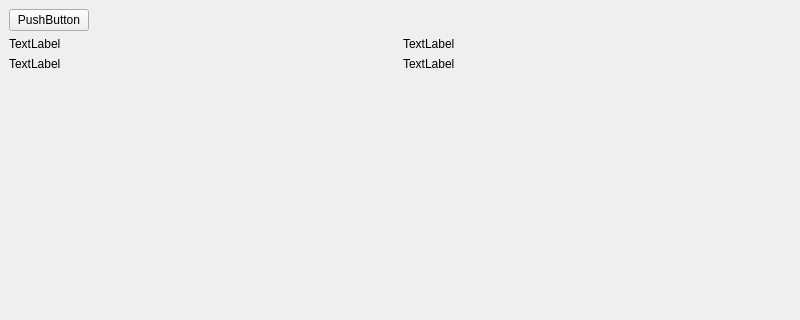
First picture: the form in mainwindow.ui, repository horvathzoltan/instest2_mvp, before the edit; both pictures show x 0 to 800 and y 0 to 320 of the 800 by 600 pixel window.
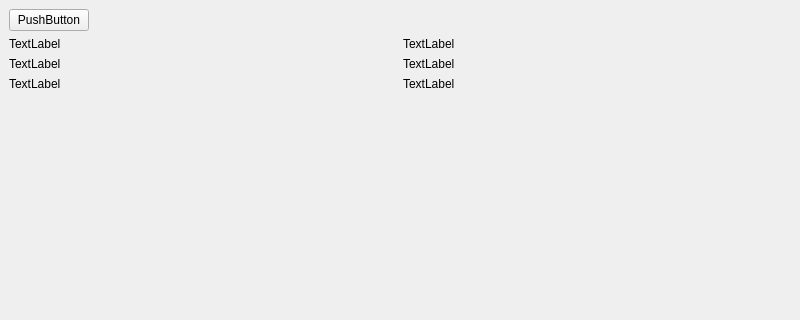
Second picture: the form after the edit.

The edit to the form file:
```diff
--- a/mainwindow.ui
+++ b/mainwindow.ui
@@ -77,6 +77,24 @@
         </item>
        </layout>
       </item>
+      <item>
+       <layout class="QHBoxLayout" name="horizontalLayout_5">
+        <item>
+         <widget class="QLabel" name="label_3_L">
+          <property name="text">
+           <string>TextLabel</string>
+          </property>
+         </widget>
+        </item>
+        <item>
+         <widget class="QLabel" name="label_3_R">
+          <property name="text">
+           <string>TextLabel</string>
+          </property>
+         </widget>
+        </item>
+       </layout>
+      </item>
       <item>
        <spacer name="verticalSpacer">
         <property name="orientation">
```
